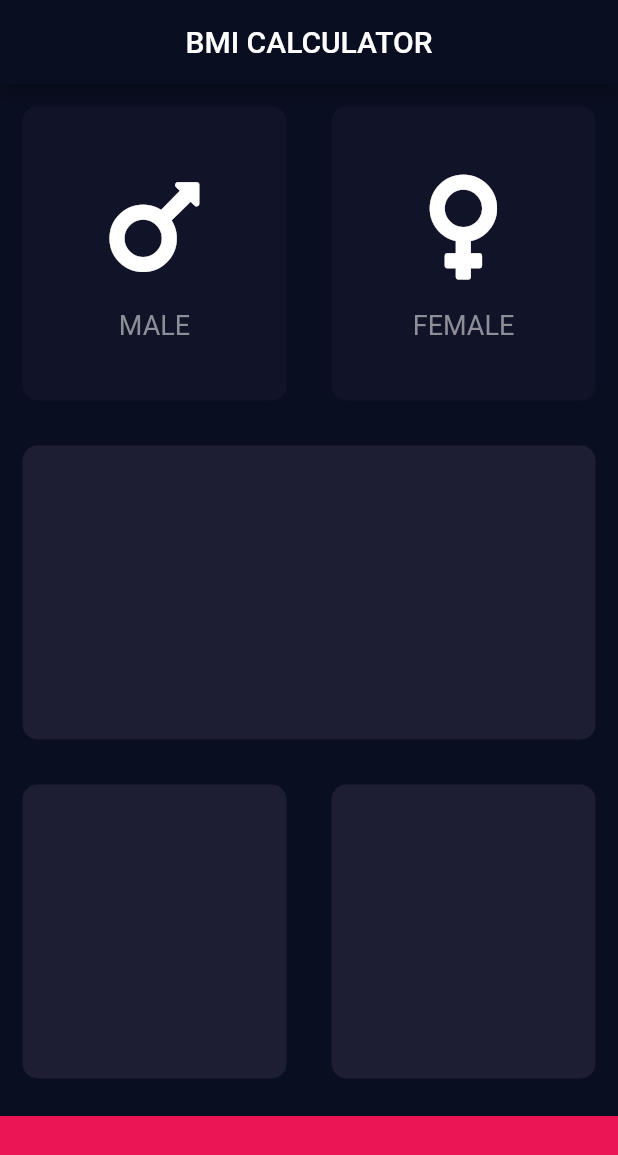
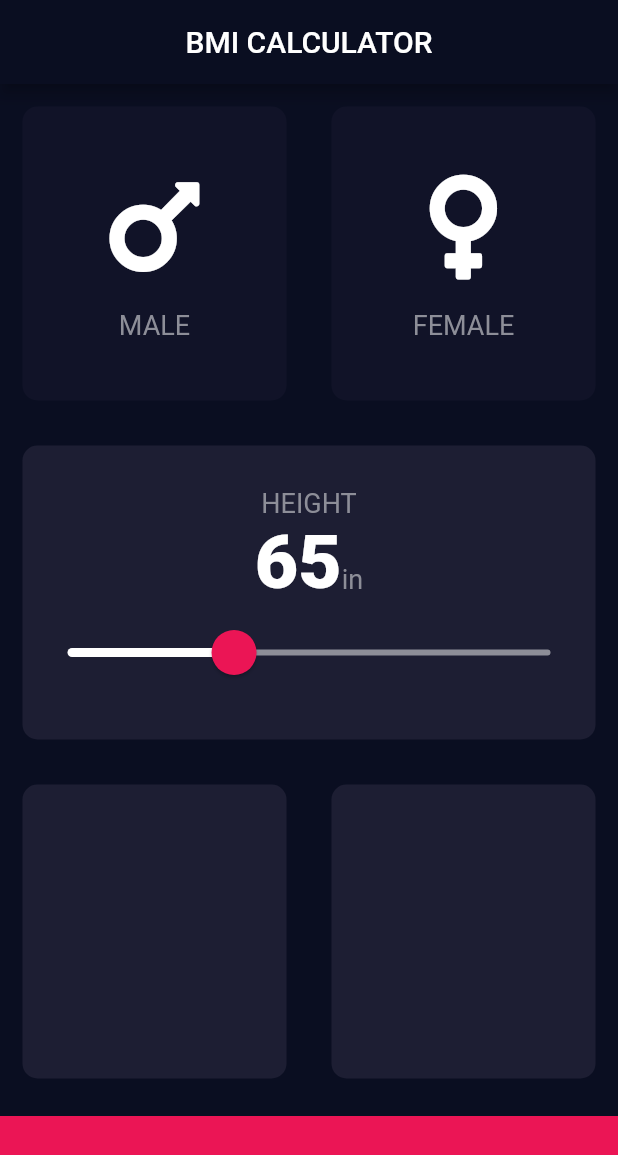
Before and after one commit to A-Mozeak/flutter_projects, a Flutter app: the screen it shows after launch, on a phone screen of 412 x 824 dp. Shown: the top 1155 px of the screen. Run offline on Flutter 3.47's test engine with Material 2 defaults, Android fonts, the phone set to English and light mode, and no system bars; our stand-ins replace audioplayers, font_awesome_flutter, rflutter_alert.

Commit message:
Further modularization.

```diff
--- /dev/null
+++ b/bmi_calc/lib/constants.dart
@@ -0,0 +1,16 @@
+import 'package:flutter/material.dart';
+
+const Color kActiveCardColor = Color(0xFF1D1E33);
+const Color kInactiveCardColor = Color(0xFF111328);
+const Color kPinkAccent = Color(0xFFEB1555);
+
+const TextStyle kLabelStyle = TextStyle(
+  color: Color(0xFF8D8E98),
+  fontSize: 18.0,
+);
+
+const TextStyle kNumberStyle = TextStyle(
+  color: Colors.white,
+  fontSize: 50.0,
+  fontWeight: FontWeight.w900,
+);
--- a/bmi_calc/lib/icon_text.dart
+++ b/bmi_calc/lib/icon_text.dart
@@ -1,9 +1,6 @@
 import 'package:flutter/material.dart';
+import 'constants.dart';
 
-const TextStyle labelStyle = TextStyle(
-            color: Color(0xFF8D8E98),
-            fontSize: 18.0,
-          );
 
 class IconWithText extends StatelessWidget {
   IconWithText({@required this.iconData, this.assocText});
@@ -24,7 +21,7 @@ class IconWithText extends StatelessWidget {
         SizedBox(height: 15.0),
         Text(
           assocText,
-          style: labelStyle,
+          style: kLabelStyle,
         )
       ],
     );
--- a/bmi_calc/lib/input_page.dart
+++ b/bmi_calc/lib/input_page.dart
@@ -2,10 +2,7 @@ import 'package:flutter/material.dart';
 import 'reusable_container.dart';
 import 'icon_text.dart';
 import 'package:font_awesome_flutter/font_awesome_flutter.dart';
-
-const Color activeCardColor = Color(0xFF1D1E33);
-const Color inactiveCardColor = Color(0xFF111328);
-const Color pinkAccent = Color(0xFFEB1555);
+import 'constants.dart';
 
 enum Genders {
   male,
@@ -18,9 +15,10 @@ class InputPage extends StatefulWidget {
 }
 
 class _InputPageState extends State<InputPage> {
-  Color maleCardColor = inactiveCardColor;
-  Color femaleCardColor = inactiveCardColor;
+  Color maleCardColor = kInactiveCardColor;
+  Color femaleCardColor = kInactiveCardColor;
   Genders selectedGender;
+  int height = 65;
 
   @override
   Widget build(BuildContext context) {
@@ -31,62 +29,111 @@ class _InputPageState extends State<InputPage> {
         ),
       ),
       body: Column(
+        crossAxisAlignment: CrossAxisAlignment.stretch,
         children: <Widget>[
           Expanded(
             child: Row(
               children: <Expanded>[
                 Expanded(
-                  child: GestureDetector(
-                    onTap: () {
+                  child: ReusableContainer(
+                    shade: selectedGender == Genders.male
+                        ? kActiveCardColor
+                        : kInactiveCardColor,
+                    cardChild: IconWithText(
+                      iconData: FontAwesomeIcons.mars,
+                      assocText: 'MALE',
+                    ),
+                    interaction: () {
                       setState(() {
                         selectedGender = Genders.male;
                       });
                     },
-                    child: ReusableContainer(
-                      shade: selectedGender == Genders.male ? activeCardColor : inactiveCardColor,
-                      cardChild: IconWithText(
-                        iconData: FontAwesomeIcons.mars,
-                        assocText: 'MALE',
-                      ),
-                    ),
                   ),
                 ),
                 Expanded(
-                  child: GestureDetector(
-                    onTap: () {
+                  child: ReusableContainer(
+                    shade: selectedGender == Genders.female
+                        ? kActiveCardColor
+                        : kInactiveCardColor,
+                    cardChild: IconWithText(
+                      iconData: FontAwesomeIcons.venus,
+                      assocText: 'FEMALE',
+                    ),
+                    interaction: () {
                       setState(() {
                         selectedGender = Genders.female;
                       });
                     },
-                    child: ReusableContainer(
-                      shade: selectedGender == Genders.female ? activeCardColor : inactiveCardColor,
-                      cardChild: IconWithText(
-                        iconData: FontAwesomeIcons.venus,
-                        assocText: 'FEMALE',
-                      ),
-                    ),
                   ),
                 ),
               ],
             ),
           ),
           Expanded(
-            child: ReusableContainer(shade: activeCardColor),
+            child: ReusableContainer(
+              shade: kActiveCardColor,
+              cardChild: Column(
+                mainAxisAlignment: MainAxisAlignment.center,
+                children: <Widget>[
+                  Text(
+                    'HEIGHT',
+                    style: kLabelStyle,
+                  ),
+                  Row(
+                    mainAxisAlignment: MainAxisAlignment.center,
+                    crossAxisAlignment: CrossAxisAlignment.baseline,
+                    textBaseline: TextBaseline.alphabetic,
+                    children: <Widget>[
+                      Text(
+                        height.toString(),
+                        style: kNumberStyle,
+                      ),
+                      Text(
+                        'in',
+                        style: kLabelStyle,
+                      ),
+                    ],
+                  ),
+                  SliderTheme(
+                    data: SliderTheme.of(context).copyWith(
+                      activeTrackColor: Colors.white,
+                      inactiveTrackColor: Color(0xFF8D8E98),
+                      thumbColor: Color(0xFFEB1555),
+                      thumbShape:
+                          RoundSliderThumbShape(enabledThumbRadius: 15.0),
+                      overlayShape:
+                          RoundSliderOverlayShape(overlayRadius: 30.0),
+                      overlayColor: Color(0x29EB1555),
+                    ),
+                    child: Slider(
+                      value: height.toDouble(),
+                      min: 55.0,
+                      max: 84.0,
+                      onChanged: (double newHeight) {
+                        setState(() {
+                          height = newHeight.round();
+                        });
+                      },
+                    ),
+                  ),
+                ],
+              ),
+            ),
           ),
           Expanded(
             child: Row(
               children: <Expanded>[
                 Expanded(
-                  child: ReusableContainer(shade: activeCardColor),
+                  child: ReusableContainer(shade: kActiveCardColor),
                 ),
                 Expanded(
-                  child: ReusableContainer(shade: activeCardColor),
+                  child: ReusableContainer(shade: kActiveCardColor),
                 ),
               ],
             ),
           ),
           Container(
-            color: pinkAccent,
+            color: kPinkAccent,
             margin: EdgeInsets.only(top: 10.0),
             height: 80.0,
             width: double.infinity,
--- a/bmi_calc/lib/reusable_container.dart
+++ b/bmi_calc/lib/reusable_container.dart
@@ -1,19 +1,24 @@
 import 'package:flutter/material.dart';
 
 class ReusableContainer extends StatelessWidget {
-  ReusableContainer({@required this.shade, this.cardChild});
+  ReusableContainer({@required this.shade, this.cardChild, this.interaction});
 
   final Color shade;
   final Widget cardChild;
+  final Function interaction;
 
   @override
   Widget build(BuildContext context) {
-    return Container(
-      margin: EdgeInsets.all(15.0),
-      child: cardChild,
-      decoration: BoxDecoration(
-        color: shade,
-        borderRadius: BorderRadius.circular(10.0),
+    return GestureDetector(
+        onTap: interaction,
+        child: Container(
+        margin: EdgeInsets.all(15.0),
+        child: cardChild,
+        decoration: BoxDecoration(
+          color: shade,
+          borderRadius: BorderRadius.circular(10.0),
+        ),
+
       ),
     );
   }
```
